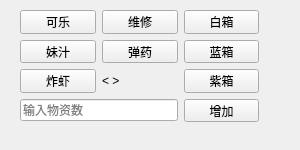
Qt form record/gui.ui (bsnawoke/git_exer) before a commit.
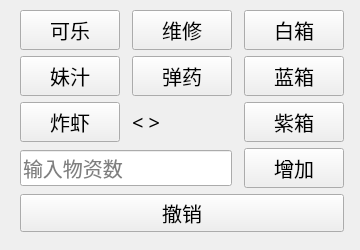
The same form after that commit.

Commit message: 7-2recorder 增加撤销按钮

The edit to the form file:
```diff
--- a/record/gui.ui
+++ b/record/gui.ui
@@ -6,20 +6,20 @@
    <rect>
     <x>0</x>
     <y>0</y>
-    <width>300</width>
-    <height>150</height>
+    <width>360</width>
+    <height>250</height>
    </rect>
   </property>
   <property name="minimumSize">
    <size>
-    <width>300</width>
-    <height>150</height>
+    <width>360</width>
+    <height>250</height>
    </size>
   </property>
   <property name="maximumSize">
    <size>
-    <width>300</width>
-    <height>150</height>
+    <width>360</width>
+    <height>250</height>
    </size>
   </property>
   <property name="windowTitle">
@@ -30,34 +30,68 @@
     <rect>
      <x>20</x>
      <y>10</y>
-     <width>239</width>
-     <height>112</height>
+     <width>326</width>
+     <height>224</height>
     </rect>
    </property>
+   <property name="font">
+    <font>
+     <family>微软雅黑</family>
+     <pointsize>15</pointsize>
+    </font>
+   </property>
    <layout class="QGridLayout" name="gridLayout">
+    <property name="horizontalSpacing">
+     <number>12</number>
+    </property>
+    <property name="verticalSpacing">
+     <number>6</number>
+    </property>
     <item row="0" column="0">
      <widget class="QPushButton" name="Oil_1">
+      <property name="minimumSize">
+       <size>
+        <width>100</width>
+        <height>40</height>
+       </size>
+      </property>
+      <property name="maximumSize">
+       <size>
+        <width>100</width>
+        <height>40</height>
+       </size>
+      </property>
+      <property name="font">
+       <font>
+        <family>微软雅黑</family>
+        <pointsize>15</pointsize>
+       </font>
+      </property>
       <property name="text">
        <string>可乐</string>
       </property>
      </widget>
     </item>
-    <item row="0" column="1">
-     <widget class="QPushButton" name="Repair">
-      <property name="text">
-       <string>维修</string>
-      </property>
-     </widget>
-    </item>
-    <item row="0" column="2">
-     <widget class="QPushButton" name="Case_1">
-      <property name="text">
-       <string>白箱</string>
-      </property>
-     </widget>
-    </item>
     <item row="1" column="0">
      <widget class="QPushButton" name="Oil_2">
+      <property name="minimumSize">
+       <size>
+        <width>100</width>
+        <height>40</height>
+       </size>
+      </property>
+      <property name="maximumSize">
+       <size>
+        <width>100</width>
+        <height>40</height>
+       </size>
+      </property>
+      <property name="font">
+       <font>
+        <family>微软雅黑</family>
+        <pointsize>15</pointsize>
+       </font>
+      </property>
       <property name="text">
        <string>妹汁</string>
       </property>
@@ -65,37 +99,90 @@
     </item>
     <item row="1" column="1">
      <widget class="QPushButton" name="Ammo">
+      <property name="minimumSize">
+       <size>
+        <width>100</width>
+        <height>40</height>
+       </size>
+      </property>
+      <property name="maximumSize">
+       <size>
+        <width>100</width>
+        <height>40</height>
+       </size>
+      </property>
+      <property name="font">
+       <font>
+        <family>微软雅黑</family>
+        <pointsize>15</pointsize>
+       </font>
+      </property>
       <property name="text">
        <string>弹药</string>
       </property>
      </widget>
     </item>
-    <item row="1" column="2">
-     <widget class="QPushButton" name="Case_2">
-      <property name="text">
-       <string>蓝箱</string>
-      </property>
-     </widget>
-    </item>
-    <item row="2" column="0">
-     <widget class="QPushButton" name="Oil_3">
-      <property name="text">
-       <string>炸虾</string>
-      </property>
-     </widget>
-    </item>
     <item row="2" column="2">
      <widget class="QPushButton" name="Case_3">
+      <property name="minimumSize">
+       <size>
+        <width>100</width>
+        <height>40</height>
+       </size>
+      </property>
+      <property name="maximumSize">
+       <size>
+        <width>100</width>
+        <height>40</height>
+       </size>
+      </property>
+      <property name="font">
+       <font>
+        <family>微软雅黑</family>
+        <pointsize>15</pointsize>
+       </font>
+      </property>
       <property name="text">
        <string>紫箱</string>
       </property>
      </widget>
     </item>
+    <item row="1" column="2">
+     <widget class="QPushButton" name="Case_2">
+      <property name="minimumSize">
+       <size>
+        <width>100</width>
+        <height>40</height>
+       </size>
+      </property>
+      <property name="maximumSize">
+       <size>
+        <width>100</width>
+        <height>40</height>
+       </size>
+      </property>
+      <property name="font">
+       <font>
+        <family>微软雅黑</family>
+        <pointsize>15</pointsize>
+       </font>
+      </property>
+      <property name="text">
+       <string>蓝箱</string>
+      </property>
+     </widget>
+    </item>
     <item row="3" column="0" colspan="2">
      <widget class="QLineEdit" name="Money_money_money">
       <property name="enabled">
        <bool>true</bool>
       </property>
+      <property name="font">
+       <font>
+        <family>微软雅黑</family>
+        <pointsize>15</pointsize>
+       </font>
+      </property>
       <property name="inputMask">
        <string/>
       </property>
@@ -110,20 +197,138 @@
       </property>
      </widget>
     </item>
-    <item row="3" column="2">
-     <widget class="QPushButton" name="Add_money">
-      <property name="text">
-       <string>增加</string>
-      </property>
-     </widget>
-    </item>
     <item row="2" column="1">
      <widget class="QLabel" name="label">
+      <property name="font">
+       <font>
+        <family>微软雅黑</family>
+        <pointsize>15</pointsize>
+       </font>
+      </property>
       <property name="text">
        <string>&lt;          &gt;</string>
       </property>
      </widget>
     </item>
+    <item row="2" column="0">
+     <widget class="QPushButton" name="Oil_3">
+      <property name="minimumSize">
+       <size>
+        <width>100</width>
+        <height>40</height>
+       </size>
+      </property>
+      <property name="maximumSize">
+       <size>
+        <width>100</width>
+        <height>40</height>
+       </size>
+      </property>
+      <property name="font">
+       <font>
+        <family>微软雅黑</family>
+        <pointsize>15</pointsize>
+       </font>
+      </property>
+      <property name="text">
+       <string>炸虾</string>
+      </property>
+     </widget>
+    </item>
+    <item row="0" column="2">
+     <widget class="QPushButton" name="Case_1">
+      <property name="minimumSize">
+       <size>
+        <width>100</width>
+        <height>40</height>
+       </size>
+      </property>
+      <property name="maximumSize">
+       <size>
+        <width>100</width>
+        <height>40</height>
+       </size>
+      </property>
+      <property name="font">
+       <font>
+        <family>微软雅黑</family>
+        <pointsize>15</pointsize>
+       </font>
+      </property>
+      <property name="text">
+       <string>白箱</string>
+      </property>
+     </widget>
+    </item>
+    <item row="0" column="1">
+     <widget class="QPushButton" name="Repair">
+      <property name="minimumSize">
+       <size>
+        <width>100</width>
+        <height>40</height>
+       </size>
+      </property>
+      <property name="maximumSize">
+       <size>
+        <width>100</width>
+        <height>40</height>
+       </size>
+      </property>
+      <property name="font">
+       <font>
+        <family>微软雅黑</family>
+        <pointsize>15</pointsize>
+       </font>
+      </property>
+      <property name="text">
+       <string>维修</string>
+      </property>
+     </widget>
+    </item>
+    <item row="3" column="2">
+     <widget class="QPushButton" name="Add_money">
+      <property name="minimumSize">
+       <size>
+        <width>100</width>
+        <height>40</height>
+       </size>
+      </property>
+      <property name="maximumSize">
+       <size>
+        <width>100</width>
+        <height>40</height>
+       </size>
+      </property>
+      <property name="font">
+       <font>
+        <family>微软雅黑</family>
+        <pointsize>15</pointsize>
+       </font>
+      </property>
+      <property name="text">
+       <string>增加</string>
+      </property>
+     </widget>
+    </item>
+    <item row="4" column="0" colspan="3">
+     <widget class="QPushButton" name="Cancel">
+      <property name="minimumSize">
+       <size>
+        <width>170</width>
+        <height>35</height>
+       </size>
+      </property>
+      <property name="maximumSize">
+       <size>
+        <width>16777215</width>
+        <height>16777215</height>
+       </size>
+      </property>
+      <property name="text">
+       <string>撤销</string>
+      </property>
+     </widget>
+    </item>
    </layout>
   </widget>
  </widget>
```
The commit also changes 4 other files.
